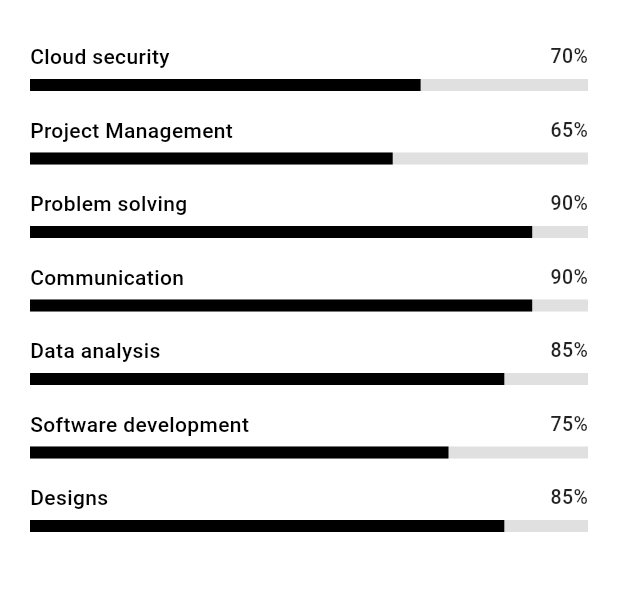
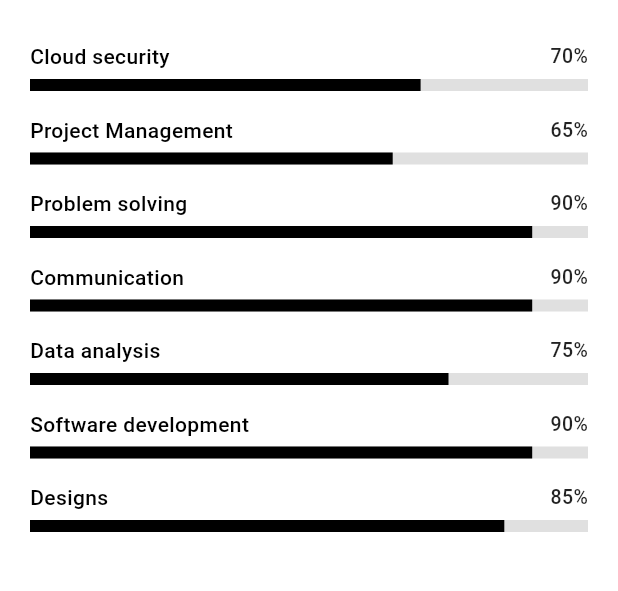
Before and after one commit to MrDaniel07/Portfolio_Site, a Flutter app: the SkillsSection widget shown alone on an empty page, opened directly, on a phone screen of 412 x 824 dp, the part 74-665 px from its top. Run offline on Flutter 3.47's test engine with Material 3 defaults, Android fonts, the phone set to English and light mode, and no system bars; our stand-ins replace audioplayers, flutter_svg, supabase_flutter; accounts and stored records are empty.

Commit message:
update software development skill level in SkillsSection

```diff
--- a/lib/main.dart
+++ b/lib/main.dart
@@ -744,8 +744,8 @@ class SkillsSection extends StatelessWidget {
     {'name': 'Project Management', 'level': 0.65},
     {'name': 'Problem solving', 'level': 0.9},
     {'name': 'Communication', 'level': 0.9},
-    {'name': 'Data analysis', 'level': 0.85},
-    {'name': 'Software development', 'level': 0.75},
+    {'name': 'Data analysis', 'level': 0.75},
+    {'name': 'Software development', 'level': 0.9},
     {'name': 'Designs', 'level': 0.85},
   ];
 
```
